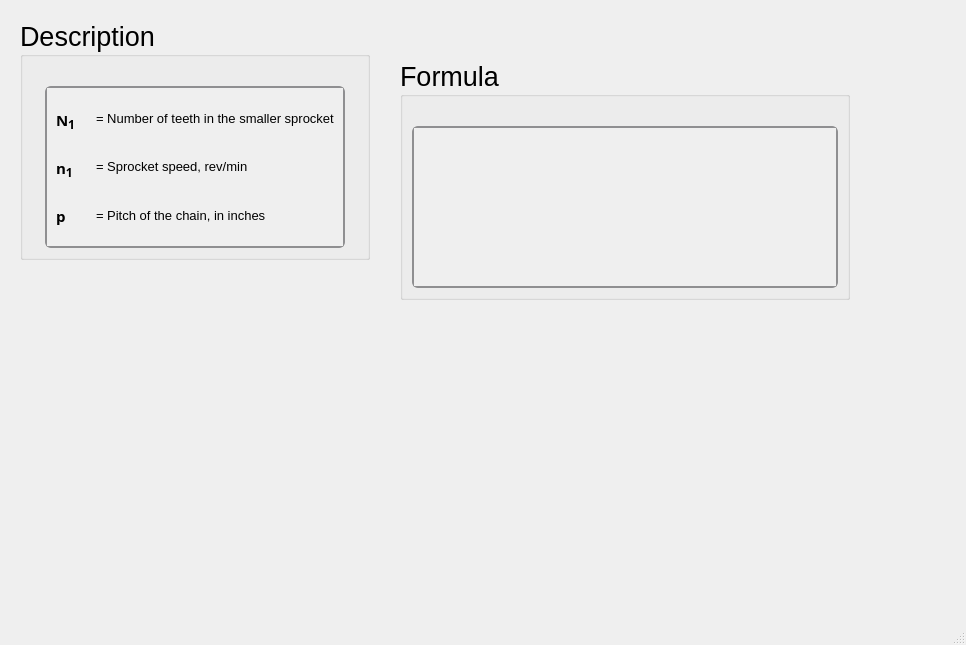
Before: the Qt Designer form ui/rollerchain_hplinkplate.ui in Ah00ra/HNNS, drawn with Qt 5.
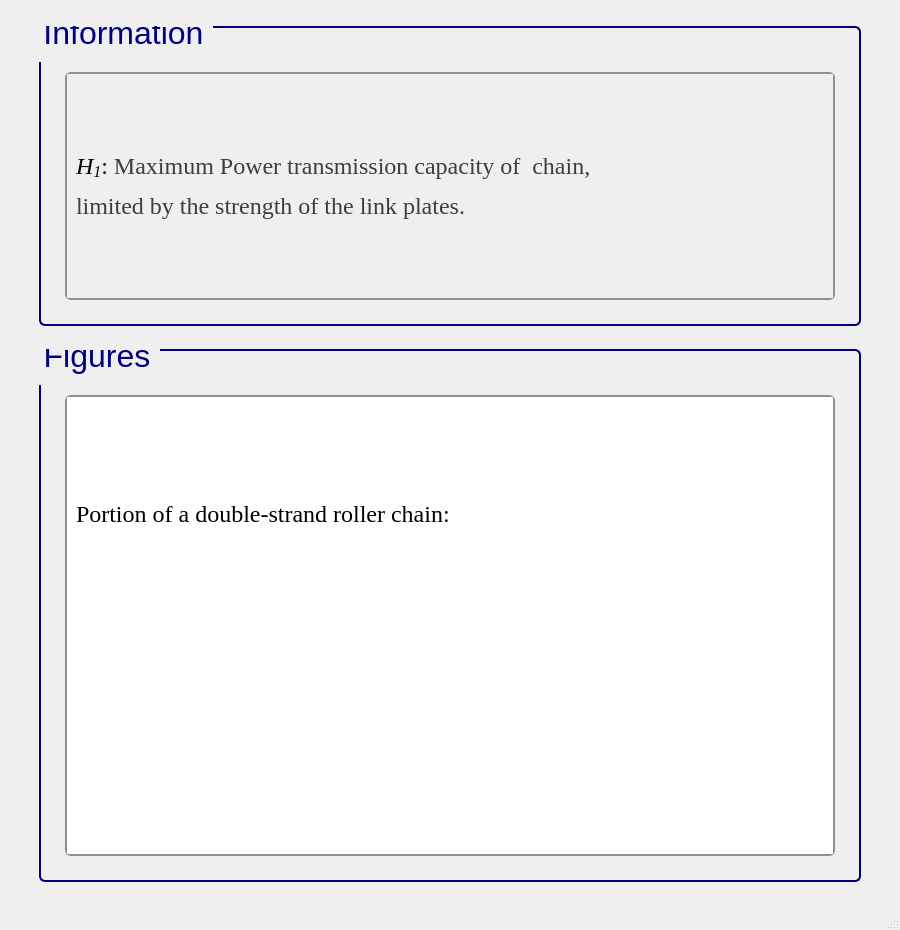
After: the same form once the commit is applied. Icons and pictures are not drawn.

Commit message: Add ui info to vbelt

Patch:
```diff
--- a/ui/rollerchain_hplinkplate.ui
+++ b/ui/rollerchain_hplinkplate.ui
@@ -6,91 +6,125 @@
    <rect>
     <x>0</x>
     <y>0</y>
-    <width>966</width>
-    <height>645</height>
+    <width>900</width>
+    <height>930</height>
    </rect>
   </property>
+  <property name="sizePolicy">
+   <sizepolicy hsizetype="Minimum" vsizetype="Minimum">
+    <horstretch>0</horstretch>
+    <verstretch>0</verstretch>
+   </sizepolicy>
+  </property>
+  <property name="minimumSize">
+   <size>
+    <width>900</width>
+    <height>930</height>
+   </size>
+  </property>
   <property name="windowTitle">
    <string>MainWindow</string>
   </property>
   <widget class="QWidget" name="centralwidget">
-   <widget class="QGroupBox" name="groupBox_241">
-    <property name="geometry">
-     <rect>
-      <x>20</x>
-      <y>20</y>
-      <width>350</width>
-      <height>240</height>
-     </rect>
-    </property>
+   <layout class="QGridLayout" name="gridLayout">
+    <item row="0" column="1">
+     <spacer name="verticalSpacer_26">
+      <property name="orientation">
+       <enum>Qt::Vertical</enum>
+      </property>
+      <property name="sizeType">
+       <enum>QSizePolicy::Fixed</enum>
+      </property>
+      <property name="sizeHint" stdset="0">
+       <size>
+        <width>819</width>
+        <height>17</height>
+       </size>
+      </property>
+     </spacer>
+    </item>
+    <item row="1" column="1">
+     <widget class="QGroupBox" name="groupBox_125">
     <property name="sizePolicy">
-     <sizepolicy hsizetype="Minimum" vsizetype="Minimum">
+       <sizepolicy hsizetype="Fixed" vsizetype="Fixed">
       <horstretch>0</horstretch>
       <verstretch>0</verstretch>
      </sizepolicy>
     </property>
     <property name="minimumSize">
      <size>
-      <width>350</width>
-      <height>0</height>
+        <width>822</width>
+        <height>300</height>
      </size>
     </property>
     <property name="maximumSize">
      <size>
-      <width>350</width>
-      <height>241</height>
+        <width>822</width>
+        <height>300</height>
      </size>
     </property>
     <property name="font">
      <font>
       <family>Segoe UI</family>
-      <pointsize>20</pointsize>
+        <pointsize>24</pointsize>
       <weight>50</weight>
       <italic>false</italic>
       <bold>false</bold>
      </font>
     </property>
+      <property name="styleSheet">
+       <string notr="true">QGroupBox {
+    border: 2px solid navy;
+    border-radius: 6px;
+    background-color: qlineargradient(x1:0, y1:0, x2:0, y2:1,
+                                      stop:0 #f6f7fa, stop:1 #dadbde);
+    font: 24pt &quot;Segoe UI&quot;;
+    padding: 5px; /* add padding inside the group box */
+    color: black;
+}
+QGroupBox::title {
+    subcontrol-origin: margin;
+    subcontrol-position: top left;
+    padding-left: 0px;
+    padding-right: 5px;
+    padding-top: 0px;
+    margin-top: -22px;  /* shift title up */
+    color: navy;
+    font-weight: bold;
+}
+</string>
+      </property>
     <property name="title">
-     <string>Description</string>
-    </property>
-    <layout class="QGridLayout" name="gridLayout_494">
-     <item row="0" column="0">
-      <spacer name="verticalSpacer_241">
+       <string>Information</string>
+      </property>
+      <layout class="QGridLayout" name="gridLayout_255">
+       <item row="1" column="2">
+        <spacer name="verticalSpacer_36">
        <property name="orientation">
-        <enum>Qt::Vertical</enum>
+          <enum>Qt::Horizontal</enum>
        </property>
        <property name="sizeType">
         <enum>QSizePolicy::Fixed</enum>
        </property>
        <property name="sizeHint" stdset="0">
         <size>
-         <width>20</width>
+           <width>10</width>
          <height>20</height>
         </size>
        </property>
       </spacer>
      </item>
-     <item row="1" column="0">
-      <widget class="QScrollArea" name="scrollArea_116">
+       <item row="1" column="1">
+        <widget class="QScrollArea" name="scrollArea_43">
        <property name="sizePolicy">
         <sizepolicy hsizetype="Minimum" vsizetype="Minimum">
          <horstretch>0</horstretch>
          <verstretch>0</verstretch>
         </sizepolicy>
        </property>
-       <property name="maximumSize">
-        <size>
-         <width>300</width>
-         <height>361</height>
-        </size>
-       </property>
        <property name="font">
         <font>
-         <family>Segoe UI</family>
          <pointsize>15</pointsize>
-         <weight>50</weight>
-         <italic>false</italic>
-         <bold>false</bold>
         </font>
        </property>
        <property name="styleSheet">
@@ -168,112 +202,121 @@
          <rect>
           <x>0</x>
           <y>0</y>
-          <width>299</width>
-          <height>132</height>
-         </rect>
-        </property>
-        <layout class="QGridLayout" name="gridLayout_495">
-         <item row="2" column="1">
-          <widget class="QLabel" name="htext_940">
+            <width>754</width>
+            <height>212</height>
+           </rect>
+          </property>
+          <layout class="QGridLayout" name="gridLayout_3">
+           <item row="0" column="0">
+            <widget class="QLabel" name="label_3">
            <property name="font">
             <font>
-             <family>MS Shell Dlg 2</family>
-             <pointsize>10</pointsize>
+               <family>Times New Roman</family>
+               <pointsize>18</pointsize>
              <weight>50</weight>
-             <italic>false</italic>
              <bold>false</bold>
             </font>
            </property>
+             <property name="cursor">
+              <cursorShape>ArrowCursor</cursorShape>
+             </property>
+             <property name="frameShape">
+              <enum>QFrame::NoFrame</enum>
+             </property>
            <property name="text">
-            <string>&lt;html&gt;&lt;head/&gt;&lt;body&gt;&lt;p&gt;= Pitch of the chain, in inches&lt;/p&gt;&lt;/body&gt;&lt;/html&gt;</string>
+              <string>&lt;html&gt;&lt;head/&gt;&lt;body&gt;&lt;p&gt;&lt;span style=&quot; font-style:italic;&quot;&gt;H&lt;/span&gt;&lt;span style=&quot; font-style:italic; vertical-align:sub;&quot;&gt;1&lt;/span&gt;: &lt;span style=&quot; color:#3d3d3d;&quot;&gt;Maximum Power transmission capacity of  chain,&lt;/span&gt;&lt;/p&gt;&lt;p&gt;&lt;span style=&quot; color:#3d3d3d;&quot;&gt;limited by the strength of the link plates.&lt;/span&gt;&lt;/p&gt;&lt;/body&gt;&lt;/html&gt;</string>
            </property>
           </widget>
          </item>
-         <item row="0" column="0">
-          <widget class="QLabel" name="label_305">
-           <property name="font">
-            <font>
-             <family>Segoe UI Variable Text Semibold</family>
-             <pointsize>11</pointsize>
-             <weight>75</weight>
-             <bold>true</bold>
-            </font>
-           </property>
-           <property name="text">
-            <string>&lt;html&gt;&lt;head/&gt;&lt;body&gt;&lt;p&gt;N&lt;span style=&quot; font-size:14pt; vertical-align:sub;&quot;&gt;1&lt;/span&gt;&lt;/p&gt;&lt;/body&gt;&lt;/html&gt;</string>
-           </property>
-          </widget>
+          </layout>
+         </widget>
+        </widget>
+       </item>
+       <item row="2" column="1">
+        <spacer name="verticalSpacer_37">
+         <property name="orientation">
+          <enum>Qt::Vertical</enum>
+         </property>
+         <property name="sizeType">
+          <enum>QSizePolicy::Fixed</enum>
+         </property>
+         <property name="sizeHint" stdset="0">
+          <size>
+           <width>10</width>
+           <height>10</height>
+          </size>
+         </property>
+        </spacer>
          </item>
          <item row="1" column="0">
-          <widget class="QLabel" name="label_304">
-           <property name="font">
-            <font>
-             <family>Segoe UI Variable Small Semibol</family>
-             <pointsize>11</pointsize>
-             <weight>75</weight>
-             <bold>true</bold>
-            </font>
-           </property>
-           <property name="text">
-            <string>&lt;html&gt;&lt;head/&gt;&lt;body&gt;&lt;p&gt;n&lt;span style=&quot; font-size:14pt; vertical-align:sub;&quot;&gt;1&lt;/span&gt;&lt;/p&gt;&lt;/body&gt;&lt;/html&gt;</string>
-           </property>
-          </widget>
-         </item>
-         <item row="1" column="1">
-          <widget class="QLabel" name="htext_939">
-           <property name="font">
-            <font>
-             <pointsize>10</pointsize>
-            </font>
-           </property>
-           <property name="text">
-            <string>&lt;html&gt;&lt;head/&gt;&lt;body&gt;&lt;p&gt;= Sprocket speed, rev/min&lt;/p&gt;&lt;/body&gt;&lt;/html&gt;</string>
-           </property>
-          </widget>
-         </item>
-         <item row="2" column="0">
-          <widget class="QLabel" name="label_306">
-           <property name="font">
-            <font>
-             <family>Segoe UI Variable Small Semibol</family>
-             <pointsize>11</pointsize>
-             <weight>75</weight>
-             <bold>true</bold>
-            </font>
-           </property>
-           <property name="text">
-            <string>p</string>
-           </property>
-          </widget>
+        <spacer name="verticalSpacer_34">
+         <property name="orientation">
+          <enum>Qt::Horizontal</enum>
+         </property>
+         <property name="sizeType">
+          <enum>QSizePolicy::Fixed</enum>
+         </property>
+         <property name="sizeHint" stdset="0">
+          <size>
+           <width>10</width>
+           <height>20</height>
+          </size>
+         </property>
+        </spacer>
          </item>
          <item row="0" column="1">
-          <widget class="QLabel" name="htext_938">
-           <property name="font">
-            <font>
-             <family>MS Shell Dlg 2</family>
-             <pointsize>10</pointsize>
-            </font>
-           </property>
-           <property name="text">
-            <string>&lt;html&gt;&lt;head/&gt;&lt;body&gt;&lt;p&gt;= Number of teeth in the smaller sprocket&lt;/p&gt;&lt;/body&gt;&lt;/html&gt;</string>
-           </property>
-          </widget>
+        <spacer name="verticalSpacer_35">
+         <property name="orientation">
+          <enum>Qt::Vertical</enum>
+         </property>
+         <property name="sizeType">
+          <enum>QSizePolicy::Fixed</enum>
+         </property>
+         <property name="sizeHint" stdset="0">
+          <size>
+           <width>20</width>
+           <height>30</height>
+          </size>
+         </property>
+        </spacer>
          </item>
         </layout>
        </widget>
-      </widget>
-     </item>
-    </layout>
-   </widget>
-   <widget class="QGroupBox" name="groupBox_240">
-    <property name="geometry">
-     <rect>
-      <x>400</x>
-      <y>60</y>
-      <width>450</width>
-      <height>240</height>
-     </rect>
-    </property>
+    </item>
+    <item row="2" column="1">
+     <spacer name="verticalSpacer_23">
+      <property name="orientation">
+       <enum>Qt::Vertical</enum>
+      </property>
+      <property name="sizeType">
+       <enum>QSizePolicy::Fixed</enum>
+      </property>
+      <property name="sizeHint" stdset="0">
+       <size>
+        <width>819</width>
+        <height>17</height>
+       </size>
+      </property>
+     </spacer>
+    </item>
+    <item row="3" column="0">
+     <spacer name="verticalSpacer_25">
+      <property name="orientation">
+       <enum>Qt::Horizontal</enum>
+      </property>
+      <property name="sizeType">
+       <enum>QSizePolicy::Fixed</enum>
+      </property>
+      <property name="sizeHint" stdset="0">
+       <size>
+        <width>17</width>
+        <height>474</height>
+       </size>
+      </property>
+     </spacer>
+    </item>
+    <item row="3" column="1">
+     <widget class="QGroupBox" name="groupBox_42">
     <property name="sizePolicy">
      <sizepolicy hsizetype="Minimum" vsizetype="Minimum">
       <horstretch>0</horstretch>
@@ -282,57 +325,196 @@
     </property>
     <property name="minimumSize">
      <size>
-      <width>450</width>
-      <height>0</height>
+        <width>822</width>
+        <height>350</height>
      </size>
     </property>
     <property name="maximumSize">
      <size>
-      <width>450</width>
-      <height>241</height>
+        <width>350</width>
+        <height>16777215</height>
      </size>
     </property>
     <property name="font">
      <font>
       <family>Segoe UI</family>
-      <pointsize>20</pointsize>
+        <pointsize>24</pointsize>
       <weight>50</weight>
       <italic>false</italic>
       <bold>false</bold>
      </font>
     </property>
+      <property name="styleSheet">
+       <string notr="true">/* GroupBox styling */
+QGroupBox {
+    border: 2px solid navy;
+    border-radius: 6px;
+    background-color: qlineargradient(x1:0, y1:0, x2:0, y2:1,
+    stop:0 #f6f7fa, stop:1 #dadbde);
+    font: 24pt &quot;Segoe UI&quot;;
+    padding: 5px;
+    color: black;
+}
+
+/* GroupBox title styling */
+QGroupBox::title {
+    subcontrol-origin: margin;
+    subcontrol-position: top left;
+    padding-left: 0px;
+    padding-right: 5px;
+    padding-top: 0px;
+    margin-top: -22px;
+    color: navy;
+    font-weight: bold;
+}
+
+/* Make QScrollArea (only within GroupBox) have a white background with correct border */
+QGroupBox QScrollArea {
+    background-color: white !important;
+    border: 2px solid #8f8f91;
+    border-radius: 6px;
+}
+
+/* Make QScrollArea's viewport white as well */
+QGroupBox QScrollArea QWidget {
+    background-color: white !important;
+}
+
+/* Scrollbar styling inside QScrollArea in QGroupBox */
+QGroupBox QScrollArea QScrollBar:vertical, QGroupBox QScrollArea QScrollBar:horizontal {
+    background: qlineargradient(x1:0, y1:0, x2:0, y2:1,
+    stop:0 #f6f7fa, stop:1 #dadbde);
+    border: 2px solid #8f8f91;
+    border-radius: 6px;
+    width: 14px;
+    height: 14px;
+    margin: 2px 0 2px 0;
+}
+
+/* Remove bottom button of vertical scrollbar */
+QGroupBox QScrollArea QScrollBar::add-line:vertical {
+    height: 0px;
+    width: 0px;
+    border: none;
+    background: none;
+    margin: 0px;
+    padding: 0px;
+}
+
+/* Scrollbar handle */
+QGroupBox QScrollArea QScrollBar::handle:vertical, QGroupBox QScrollArea QScrollBar::handle:horizontal {
+    background: qlineargradient(x1:0, y1:0, x2:0, y2:1,
+    stop:0 #8f8f91, stop:1 #6f6f71);
+    min-height: 20px;
+    border-radius: 6px;
+    border: 1px solid #6f6f71;
+}
+
+QGroupBox QScrollArea QScrollBar::handle:vertical:hover, QGroupBox QScrollArea QScrollBar::handle:horizontal:hover {
+    background: qlineargradient(x1:0, y1:0, x2:0, y2:1,
+    stop:0 #6f6f71, stop:1 #4f4f51);
+    border: 1px solid #4f4f51;
+}
+
+/* Scrollbar sub-line buttons */
+QGroupBox QScrollArea QScrollBar::sub-line:vertical, QGroupBox QScrollArea QScrollBar::add-line:horizontal, QGroupBox QScrollArea QScrollBar::sub-line:horizontal {
+    background: #8f8f91;
+    border: none;
+    border-radius: 3px;
+    height: 14px;
+    width: 14px;
+    subcontrol-origin: margin;
+}
+
+QGroupBox QScrollArea QScrollBar::sub-line:vertical:hover, QGroupBox QScrollArea QScrollBar::add-line:horizontal:hover, QGroupBox QScrollArea QScrollBar::sub-line:horizontal:hover {
+    background: #6f6f71;
+}
+
+/* Transparent page areas */
+QGroupBox QScrollArea QScrollBar::add-page:vertical, QGroupBox QScrollArea QScrollBar::sub-page:vertical,
+QGroupBox QScrollArea QScrollBar::add-page:horizontal, QGroupBox QScrollArea QScrollBar::sub-page:horizontal {
+    background: transparent;
+}
+</string>
+      </property>
     <property name="title">
-     <string>Formula</string>
-    </property>
-    <layout class="QGridLayout" name="gridLayout_492">
+       <string>Figures</string>
+      </property>
+      <layout class="QGridLayout" name="gridLayout_2">
+       <item row="0" column="1">
+        <spacer name="verticalSpacer_41">
+         <property name="orientation">
+          <enum>Qt::Vertical</enum>
+         </property>
+         <property name="sizeType">
+          <enum>QSizePolicy::Fixed</enum>
+         </property>
+         <property name="sizeHint" stdset="0">
+          <size>
+           <width>20</width>
+           <height>30</height>
+          </size>
+         </property>
+        </spacer>
+       </item>
      <item row="1" column="0">
-      <widget class="QScrollArea" name="scrollArea_115">
-       <property name="sizePolicy">
-        <sizepolicy hsizetype="Minimum" vsizetype="Minimum">
-         <horstretch>0</horstretch>
-         <verstretch>0</verstretch>
-        </sizepolicy>
-       </property>
-       <property name="font">
-        <font>
-         <family>Segoe UI</family>
-         <pointsize>15</pointsize>
-         <weight>50</weight>
-         <italic>false</italic>
-         <bold>false</bold>
-        </font>
-       </property>
+        <spacer name="verticalSpacer_39">
+         <property name="orientation">
+          <enum>Qt::Horizontal</enum>
+         </property>
+         <property name="sizeType">
+          <enum>QSizePolicy::Fixed</enum>
+         </property>
+         <property name="sizeHint" stdset="0">
+          <size>
+           <width>10</width>
+           <height>20</height>
+          </size>
+         </property>
+        </spacer>
+       </item>
+       <item row="1" column="1">
+        <widget class="QScrollArea" name="scrollArea_3">
        <property name="styleSheet">
-        <string notr="true">QScrollArea {
-    background: qlineargradient(x1:0, y1:0, x2:0, y2:1,
-                               stop:0 #f6f7fa, stop:1 #dadbde);
+          <string notr="true">/* GroupBox styling */
+QGroupBox {
+    border: 2px solid navy;
+    border-radius: 6px;
+    background-color: qlineargradient(x1:0, y1:0, x2:0, y2:1,
+    stop:0 #f6f7fa, stop:1 #dadbde);
+    font: 20pt &quot;Segoe UI&quot;;
+    padding: 5px;
+    color: black;
+}
+
+/* GroupBox title styling */
+QGroupBox::title {
+    subcontrol-origin: margin;
+    subcontrol-position: top left;
+    padding-left: 0px;
+    padding-right: 5px;
+    padding-top: 0px;
+    margin-top: -20px;
+    color: navy;
+    font-weight: bold;
+}
+
+/* Make QScrollArea (only within GroupBox) have a white background with correct border */
+QGroupBox QScrollArea {
+    background-color: white !important;
     border: 2px solid #8f8f91;
     border-radius: 6px;
 }
 
-QScrollArea QScrollBar:vertical, QScrollArea QScrollBar:horizontal {
+/* Make QScrollArea's viewport white as well */
+QGroupBox QScrollArea QWidget {
+    background-color: white !important;
+}
+
+/* Scrollbar styling inside QScrollArea in QGroupBox */
+QGroupBox QScrollArea QScrollBar:vertical, QGroupBox QScrollArea QScrollBar:horizontal {
     background: qlineargradient(x1:0, y1:0, x2:0, y2:1,
-                               stop:0 #f6f7fa, stop:1 #dadbde);
+    stop:0 #f6f7fa, stop:1 #dadbde);
     border: 2px solid #8f8f91;
     border-radius: 6px;
     width: 14px;
@@ -340,8 +522,8 @@
     margin: 2px 0 2px 0;
 }
 
-/* Completely remove the bottom button of the vertical scrollbar */
-QScrollArea QScrollBar::add-line:vertical {
+/* Remove bottom button of vertical scrollbar */
+QGroupBox QScrollArea QScrollBar::add-line:vertical {
     height: 0px;
     width: 0px;
     border: none;
@@ -350,9 +532,10 @@
     padding: 0px;
 }
 
-QScrollArea QScrollBar::handle:vertical, QScrollArea QScrollBar::handle:horizontal {
+/* Scrollbar handle */
+QGroupBox QScrollArea QScrollBar::handle:vertical, QGroupBox QScrollArea QScrollBar::handle:horizontal {
     background: qlineargradient(x1:0, y1:0, x2:0, y2:1,
-                               stop:0 #8f8f91, stop:1 #6f6f71);
+    stop:0 #8f8f91, stop:1 #6f6f71);
     min-height: 20px;
     border-radius: 6px;
     border: 1px solid #6f6f71;
@@ -364,7 +547,8 @@
     border: 1px solid #4f4f51;
 }
 
-QScrollArea QScrollBar::sub-line:vertical, QScrollArea QScrollBar::add-line:horizontal, QScrollArea QScrollBar::sub-line:horizontal {
+/* Scrollbar sub-line buttons */
+QGroupBox QScrollArea QScrollBar::sub-line:vertical, QGroupBox QScrollArea QScrollBar::add-line:horizontal, QGroupBox QScrollArea QScrollBar::sub-line:horizontal {
     background: #8f8f91;
     border: none;
     border-radius: 3px;
@@ -377,44 +561,54 @@
     background: #6f6f71;
 }
 
-QScrollArea QScrollBar::add-page:vertical, QScrollArea QScrollBar::sub-page:vertical,
-QScrollArea QScrollBar::add-page:horizontal, QScrollArea QScrollBar::sub-page:horizontal {
+/* Transparent page areas */
+QGroupBox QScrollArea QScrollBar::add-page:vertical, QGroupBox QScrollArea QScrollBar::sub-page:vertical,
+QGroupBox QScrollArea QScrollBar::add-page:horizontal, QGroupBox QScrollArea QScrollBar::sub-page:horizontal {
     background: transparent;
 }
 </string>
        </property>
-       <property name="verticalScrollBarPolicy">
-        <enum>Qt::ScrollBarAsNeeded</enum>
-       </property>
        <property name="widgetResizable">
         <bool>true</bool>
        </property>
-       <widget class="QWidget" name="scrollAreaWidgetContents_115">
+         <widget class="QWidget" name="scrollAreaWidgetContents_3">
         <property name="geometry">
          <rect>
           <x>0</x>
           <y>0</y>
-          <width>422</width>
-          <height>146</height>
-         </rect>
-        </property>
-        <layout class="QGridLayout" name="gridLayout_493">
+            <width>733</width>
+            <height>673</height>
+           </rect>
+          </property>
+          <layout class="QGridLayout" name="gridLayout_4">
          <item row="0" column="0">
           <widget class="QLabel" name="htext_934">
            <property name="font">
             <font>
-             <family>MS Shell Dlg 2</family>
-             <pointsize>11</pointsize>
+               <family>Times New Roman</family>
+               <pointsize>18</pointsize>
              <weight>50</weight>
-             <italic>false</italic>
              <bold>false</bold>
             </font>
            </property>
+             <property name="cursor">
+              <cursorShape>ArrowCursor</cursorShape>
+             </property>
+             <property name="frameShape">
+              <enum>QFrame::NoFrame</enum>
+             </property>
            <property name="text">
-            <string>&lt;html&gt;&lt;head/&gt;&lt;body&gt;&lt;p&gt;&lt;img src=&quot;:/desc/images/h_link.png&quot;/&gt;&lt;/p&gt;&lt;/body&gt;&lt;/html&gt;</string>
-           </property>
-           <property name="scaledContents">
-            <bool>true</bool>
+              <string>&lt;html&gt;&lt;head/&gt;&lt;body&gt;&lt;p&gt;Portion of a double-strand roller chain:&lt;/p&gt;&lt;/body&gt;&lt;/html&gt;</string>
+             </property>
+            </widget>
+           </item>
+           <item row="1" column="0">
+            <widget class="QLabel" name="label">
+             <property name="frameShape">
+              <enum>QFrame::NoFrame</enum>
+             </property>
+             <property name="text">
+              <string>&lt;html&gt;&lt;head/&gt;&lt;body&gt;&lt;p&gt;&lt;img src=&quot;:/info/info/rc side veiw.png&quot;/&gt;&lt;/p&gt;&lt;p&gt;&lt;br/&gt;&lt;/p&gt;&lt;p&gt;&lt;br/&gt;&lt;/p&gt;&lt;p&gt;&lt;img src=&quot;:/info/info/rc portion2.png&quot;/&gt;&lt;/p&gt;&lt;/body&gt;&lt;/html&gt;</string>
            </property>
           </widget>
          </item>
@@ -422,24 +616,74 @@
        </widget>
       </widget>
      </item>
-     <item row="0" column="0">
-      <spacer name="verticalSpacer_240">
+       <item row="1" column="2">
+        <spacer name="verticalSpacer_40">
        <property name="orientation">
-        <enum>Qt::Vertical</enum>
+          <enum>Qt::Horizontal</enum>
        </property>
        <property name="sizeType">
         <enum>QSizePolicy::Fixed</enum>
        </property>
        <property name="sizeHint" stdset="0">
         <size>
-         <width>20</width>
+           <width>10</width>
          <height>20</height>
         </size>
        </property>
       </spacer>
      </item>
-    </layout>
-   </widget>
+       <item row="2" column="1">
+        <spacer name="verticalSpacer_38">
+         <property name="orientation">
+          <enum>Qt::Vertical</enum>
+         </property>
+         <property name="sizeType">
+          <enum>QSizePolicy::Fixed</enum>
+         </property>
+         <property name="sizeHint" stdset="0">
+          <size>
+           <width>10</width>
+           <height>10</height>
+          </size>
+         </property>
+        </spacer>
+       </item>
+      </layout>
+     </widget>
+    </item>
+    <item row="3" column="2">
+     <spacer name="verticalSpacer_28">
+      <property name="orientation">
+       <enum>Qt::Horizontal</enum>
+      </property>
+      <property name="sizeType">
+       <enum>QSizePolicy::Fixed</enum>
+      </property>
+      <property name="sizeHint" stdset="0">
+       <size>
+        <width>17</width>
+        <height>474</height>
+       </size>
+      </property>
+     </spacer>
+    </item>
+    <item row="4" column="1">
+     <spacer name="verticalSpacer_27">
+      <property name="orientation">
+       <enum>Qt::Vertical</enum>
+      </property>
+      <property name="sizeType">
+       <enum>QSizePolicy::Fixed</enum>
+      </property>
+      <property name="sizeHint" stdset="0">
+       <size>
+        <width>819</width>
+        <height>17</height>
+       </size>
+      </property>
+     </spacer>
+    </item>
+   </layout>
   </widget>
   <widget class="QMenuBar" name="menubar">
    <property name="geometry">
```
Left out of the diff: 18 changed lines with no effect on the pictures. Lines whose indentation alone changed are shown as unchanged. The commit also changes 33 other files.
